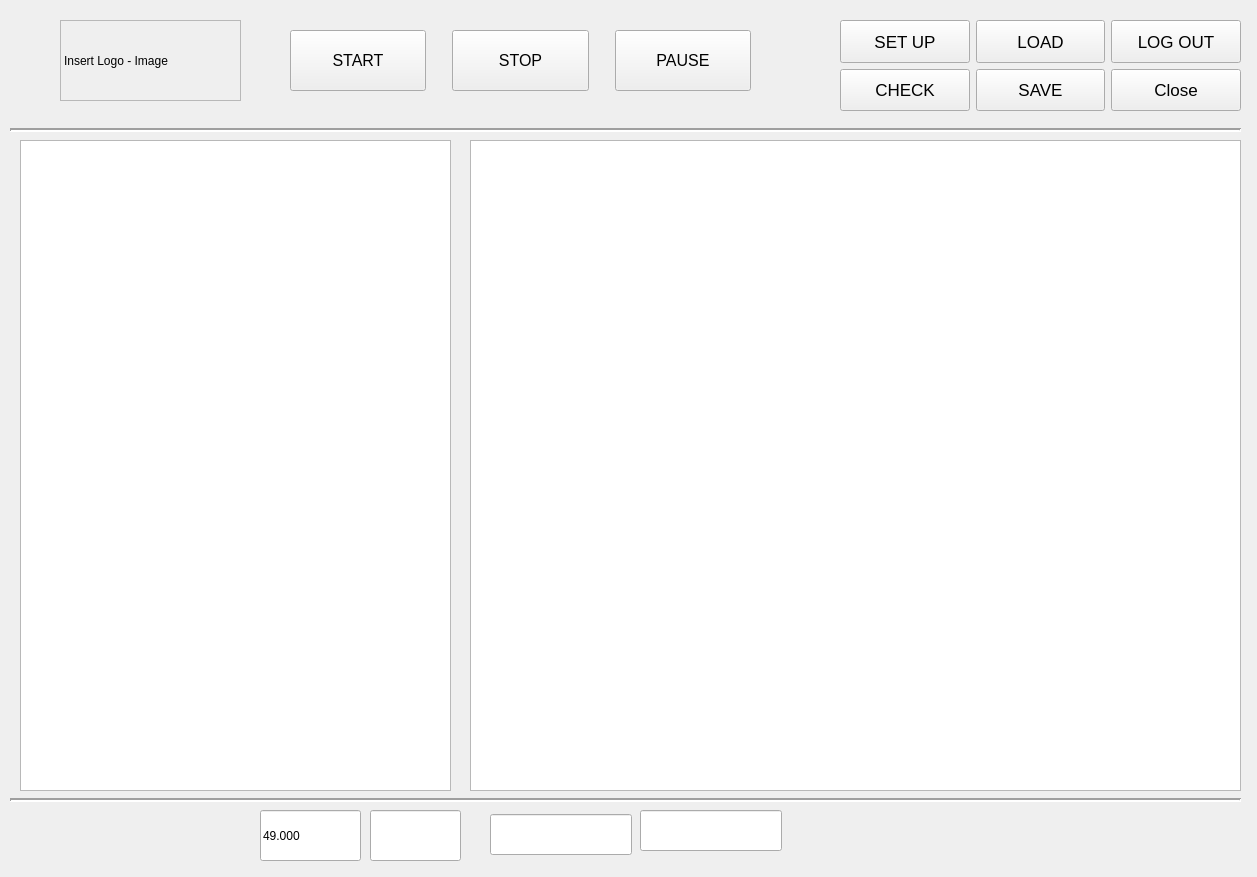
Above: siteApps/CDMSTester/CDMSTesterApp/project/Tester.ui from Sangil-Lee/Work before the change. Below: the same form after it.
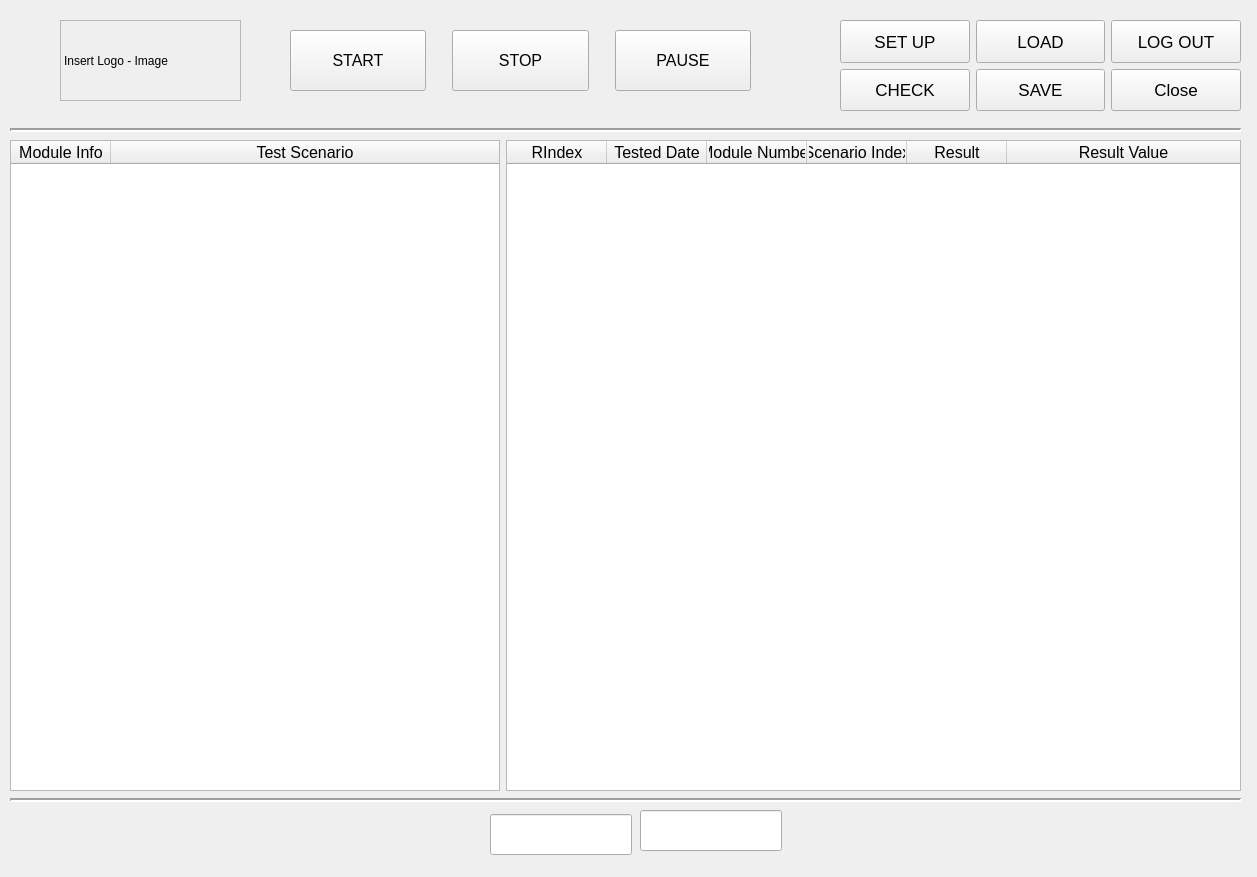
That is the form after the change. Custom widgets are drawn as their Qt base class.

Patch:
```diff
--- a/siteApps/CDMSTester/CDMSTesterApp/project/Tester.ui
+++ b/siteApps/CDMSTester/CDMSTesterApp/project/Tester.ui
@@ -32,26 +32,6 @@
     <enum>Qt::Horizontal</enum>
    </property>
   </widget>
-  <widget class="QListWidget" name="listWidget">
-   <property name="geometry">
-    <rect>
-     <x>20</x>
-     <y>140</y>
-     <width>431</width>
-     <height>651</height>
-    </rect>
-   </property>
-  </widget>
-  <widget class="QListWidget" name="listWidget_2">
-   <property name="geometry">
-    <rect>
-     <x>470</x>
-     <y>140</y>
-     <width>771</width>
-     <height>651</height>
-    </rect>
-   </property>
-  </widget>
   <widget class="Line" name="line_2">
    <property name="geometry">
     <rect>
@@ -133,32 +113,6 @@
     </font>
    </property>
   </widget>
-  <widget class="QLineEdit" name="lineEdit">
-   <property name="geometry">
-    <rect>
-     <x>370</x>
-     <y>810</y>
-     <width>91</width>
-     <height>51</height>
-    </rect>
-   </property>
-  </widget>
-  <widget class="QELineEdit" name="angle">
-   <property name="geometry">
-    <rect>
-     <x>260</x>
-     <y>810</y>
-     <width>101</width>
-     <height>51</height>
-    </rect>
-   </property>
-   <property name="text">
-    <string>49.000</string>
-   </property>
-   <property name="variable" stdset="0">
-    <string>ctrluser:line:a</string>
-   </property>
-  </widget>
   <widget class="QWidget" name="horizontalLayoutWidget">
    <property name="geometry">
     <rect>
@@ -463,6 +417,88 @@
     <string>ctrluser:heartbeat</string>
    </property>
   </widget>
+  <widget class="QWidget" name="horizontalLayoutWidget_2">
+   <property name="geometry">
+    <rect>
+     <x>10</x>
+     <y>140</y>
+     <width>1231</width>
+     <height>651</height>
+    </rect>
+   </property>
+   <layout class="QHBoxLayout" name="horizontalLayout_4" stretch="2,3">
+    <item>
+     <widget class="QTableWidget" name="scenTable">
+      <property name="font">
+       <font>
+        <pointsize>12</pointsize>
+       </font>
+      </property>
+      <attribute name="horizontalHeaderStretchLastSection">
+       <bool>true</bool>
+      </attribute>
+      <attribute name="verticalHeaderDefaultSectionSize">
+       <number>40</number>
+      </attribute>
+      <column>
+       <property name="text">
+        <string>Module Info</string>
+       </property>
+      </column>
+      <column>
+       <property name="text">
+        <string>Test Scenario</string>
+       </property>
+      </column>
+     </widget>
+    </item>
+    <item>
+     <widget class="QTableWidget" name="resultTable">
+      <property name="font">
+       <font>
+        <pointsize>12</pointsize>
+       </font>
+      </property>
+      <attribute name="horizontalHeaderStretchLastSection">
+       <bool>true</bool>
+      </attribute>
+      <attribute name="verticalHeaderDefaultSectionSize">
+       <number>40</number>
+      </attribute>
+      <column>
+       <property name="text">
+        <string>RIndex</string>
+       </property>
+      </column>
+      <column>
+       <property name="text">
+        <string>Tested Date</string>
+       </property>
+      </column>
+      <column>
+       <property name="text">
+        <string>Module Number</string>
+       </property>
+      </column>
+      <column>
+       <property name="text">
+        <string>Scenario Index</string>
+       </property>
+      </column>
+      <column>
+       <property name="text">
+        <string>Result</string>
+       </property>
+      </column>
+      <column>
+       <property name="text">
+        <string>Result Value</string>
+       </property>
+      </column>
+     </widget>
+    </item>
+   </layout>
+  </widget>
  </widget>
  <customwidgets>
   <customwidget>
```
Left out of the diff: 31 changed lines with no effect on the pictures.
